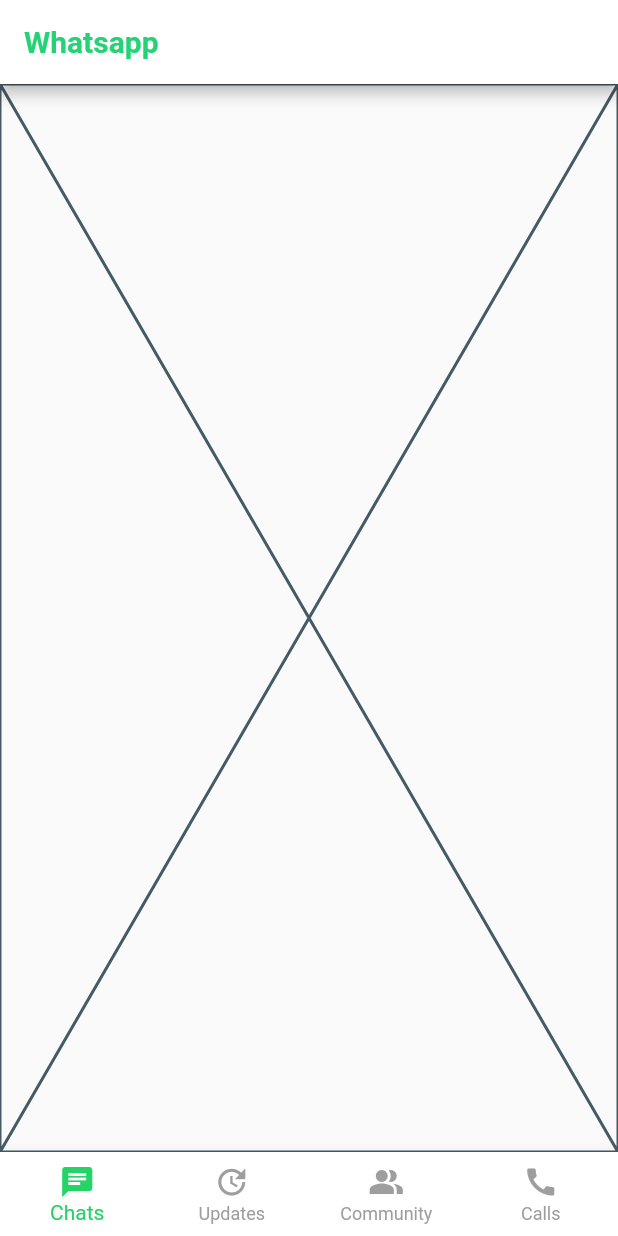
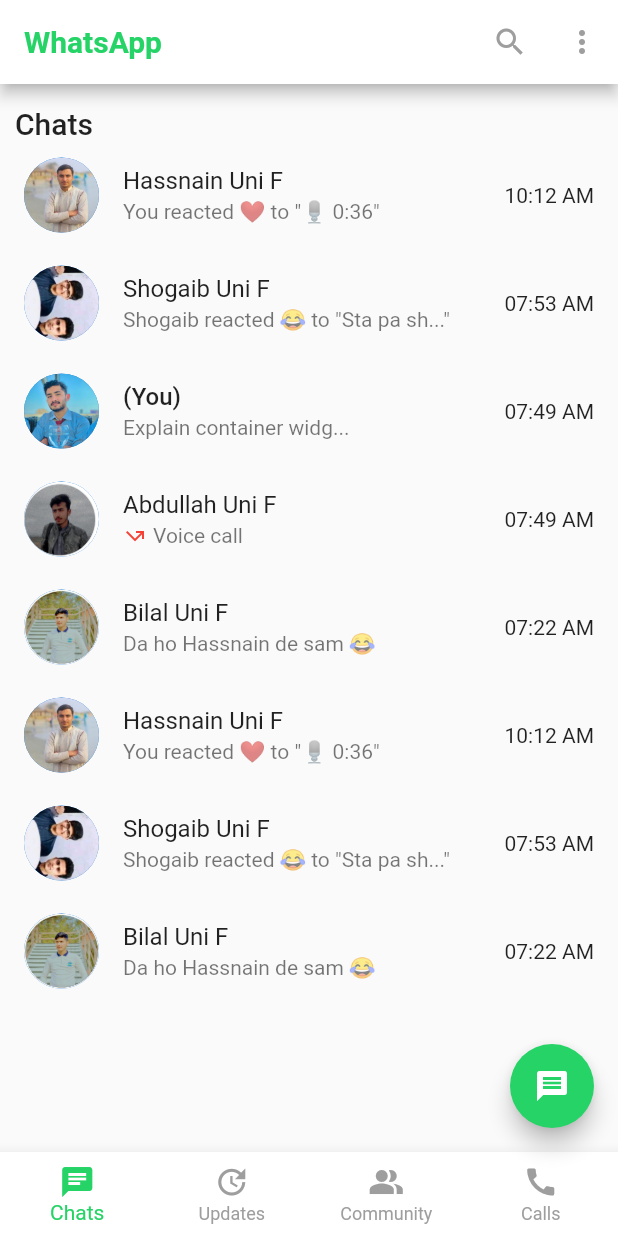
Before and after one commit to deyanzcoding/Whatsapp-Clone, a Flutter app: the screen it shows after launch, on a phone screen of 412 x 824 dp. Run offline on Flutter 3.47's test engine with Material 3 defaults, Android fonts, the phone set to English and light mode, and no system bars; our stand-ins replace country_code_picker, image_picker, pin_code_fields.

Commit message:
adding chat_screen

```diff
--- /dev/null
+++ b/lib/Screens/Home/chat_screen.dart
@@ -0,0 +1,105 @@
+import 'package:flutter/material.dart';
+
+class ChatsScreen extends StatelessWidget {
+  const ChatsScreen({super.key});
+
+  @override
+  Widget build(BuildContext context) {
+    return ListView(
+      padding: const EdgeInsets.symmetric(vertical: 10),
+      children: [
+        Padding(
+          padding: const EdgeInsets.only(left: 10, top: 5),
+          child: Text(
+            'Chats',
+            style: TextStyle(
+              fontSize: 20,
+              fontWeight: FontWeight.w500,
+            ),
+          ),
+        ),
+        ListTile(
+          leading: CircleAvatar(
+            radius: 25,
+            backgroundImage: AssetImage('assets/images/hassnain_uni_f.jpeg'),
+          ),
+          title: Text('Hassnain Uni F'),
+          subtitle: Text('You reacted ❤️ to "🎙️ 0:36"'),
+          trailing: Text('10:12 AM'),
+        ),
+        ListTile(
+          leading: CircleAvatar(
+            radius: 25,
+            backgroundImage: AssetImage('assets/images/shogaib_uni_f.jpeg'),
+          ),
+          title: Text('Shogaib Uni F'),
+          subtitle: Text('Shogaib reacted 😂 to "Sta pa sh..."'),
+          trailing: Text('07:53 AM'),
+        ),
+        ListTile(
+          leading: CircleAvatar(
+            radius: 25,
+            backgroundImage: AssetImage('assets/images/deyan.jpg'),
+          ),
+          title: Text(
+            '(You)',
+            style: TextStyle(fontWeight: FontWeight.w500),
+          ),
+          subtitle: Text('Explain container widg...'),
+          trailing: Text('07:49 AM'),
+        ),
+        ListTile(
+          leading: CircleAvatar(
+            radius: 25,
+            backgroundImage: AssetImage('assets/images/abdullah_uni_f.jpg'),
+          ),
+          title: Text('Abdullah Uni F'),
+          subtitle: Row(
+            children: [
+              Icon(Icons.call_missed_outgoing, size: 16, color: Colors.red),
+              SizedBox(width: 4),
+              Text('Voice call'),
+            ],
+          ),
+          trailing: Text('07:49 AM'),
+        ),
+        ListTile(
+          leading: CircleAvatar(
+            radius: 25,
+            backgroundImage: AssetImage('assets/images/bilal_uni_f.jpg'),
+          ),
+          title: Text('Bilal Uni F'),
+          subtitle: Text('Da ho Hassnain de sam 😂'),
+          trailing: Text('07:22 AM'),
+        ),
+        ListTile(
+          leading: CircleAvatar(
+            radius: 25,
+            backgroundImage: AssetImage('assets/images/hassnain_uni_f.jpeg'),
+          ),
+          title: Text('Hassnain Uni F'),
+          subtitle: Text('You reacted ❤️ to "🎙️ 0:36"'),
+          trailing: Text('10:12 AM'),
+        ),
+        ListTile(
+          leading: CircleAvatar(
+            radius: 25,
+            backgroundImage: AssetImage('assets/images/shogaib_uni_f.jpeg'),
+          ),
+          title: Text('Shogaib Uni F'),
+          subtitle: Text('Shogaib reacted 😂 to "Sta pa sh..."'),
+          trailing: Text('07:53 AM'),
+        ),
+        ListTile(
+          leading: CircleAvatar(
+            radius: 25,
+            backgroundImage: AssetImage('assets/images/bilal_uni_f.jpg'),
+          ),
+          title: Text('Bilal Uni F'),
+          subtitle: Text('Da ho Hassnain de sam 😂'),
+          trailing: Text('07:22 AM'),
+        ),
+      ],
+    );
+  }
+}
--- a/lib/Screens/Home/home_screen.dart
+++ b/lib/Screens/Home/home_screen.dart
@@ -1,8 +1,9 @@
 import 'package:flutter/material.dart';
 import 'package:whatsapp_clone/Screens/Home/updates_screen.dart';
+import 'package:whatsapp_clone/Screens/Home/community_screen.dart';
+import 'package:whatsapp_clone/Screens/Home/calls_screen.dart';
 
-import 'calls_screen.dart';
-import 'community_screen.dart';
+import 'chat_screen.dart';
 
 class HomeScreen extends StatefulWidget {
   const HomeScreen({super.key});
@@ -12,10 +13,11 @@ class HomeScreen extends StatefulWidget {
 }
 
 class _HomeScreenState extends State<HomeScreen> {
+  int _currentIndex = 0; // Tracks the selected tab (0: Chats, 1: Updates, 2: Community, 3: Calls)
 
-  int _currentIndex = 0; // Tracks the selected tab (0: Chats, 1: Status, 2: Calls)
   // List of screens for each tab
   final List<Widget> _screens = [
+    ChatsScreen(), // Replaced UpdatesScreen with ChatsScreen
     UpdatesScreen(),
     CommunityScreen(),
     CallsScreen(),
@@ -30,7 +32,8 @@ class _HomeScreenState extends State<HomeScreen> {
     const BottomNavigationBarItem(
       icon: Icon(Icons.update),
       label: 'Updates',
-    ),const BottomNavigationBarItem(
+    ),
+    const BottomNavigationBarItem(
       icon: Icon(Icons.people_alt),
       label: 'Community',
     ),
@@ -44,24 +47,43 @@ class _HomeScreenState extends State<HomeScreen> {
   Widget build(BuildContext context) {
     return Scaffold(
       appBar: AppBar(
-      automaticallyImplyLeading: false,
+        automaticallyImplyLeading: false,
         title: Text(
-          'Whatsapp',
+          'WhatsApp',
           style: TextStyle(
             fontWeight: FontWeight.w700,
-            color: Color(0xff25d377),
+            color: Color(0xff25d366),
           ),
         ),
-
         backgroundColor: Colors.white,
         bottomOpacity: 0,
+        actions: [
+          IconButton(
+            icon: Icon(Icons.search, color: Colors.grey),
+            onPressed: () {
+              // Implement search functionality
+            },
+          ),
+          PopupMenuButton(
+            icon: Icon(Icons.more_vert, color: Colors.grey),
+            itemBuilder: (context) => [
+              PopupMenuItem(child: Text('New group')),
+              PopupMenuItem(child: Text('Settings')),
+              PopupMenuItem(child: Text('Log out')),
+            ],
+          ),
+        ],
       ),
-      body: IndexedStack( // Keeps screens alive; use PageView if you prefer swipe gestures
+
+
+
+
+      body: IndexedStack(
         index: _currentIndex,
         children: _screens,
       ),
       bottomNavigationBar: BottomNavigationBar(
-        type: BottomNavigationBarType.fixed, // Ensures equal spacing for 4+ items
+        type: BottomNavigationBarType.fixed,
         currentIndex: _currentIndex,
         onTap: (index) {
           setState(() {
@@ -69,13 +91,29 @@ class _HomeScreenState extends State<HomeScreen> {
           });
         },
         items: _navBarItems,
-        selectedItemColor: const Color(0xff25d366), // WhatsApp green for selected
+        selectedItemColor: Color(0xff25d366),
         unselectedItemColor: Colors.grey,
         backgroundColor: Colors.white,
-        elevation: 8, // Slight shadow like WhatsApp
+        elevation: 8,
       ),
-
-
+      floatingActionButton: FloatingActionButton(
+        onPressed: () {
+          // Handle new chat/status/call action based on tab
+          ScaffoldMessenger.of(context).showSnackBar(
+            SnackBar(content: Text('Start a new ${_navBarItems[_currentIndex].label}')),
+          );
+        },
+        backgroundColor: Color(0xff25d366),
+        child: Icon(
+          _currentIndex == 0
+              ? Icons.message
+              : _currentIndex == 1
+              ? Icons.camera_alt
+              : Icons.call,
+          color: Colors.white,
+        ),
+      ),
+      floatingActionButtonLocation: FloatingActionButtonLocation.endFloat,
     );
   }
 }
```
